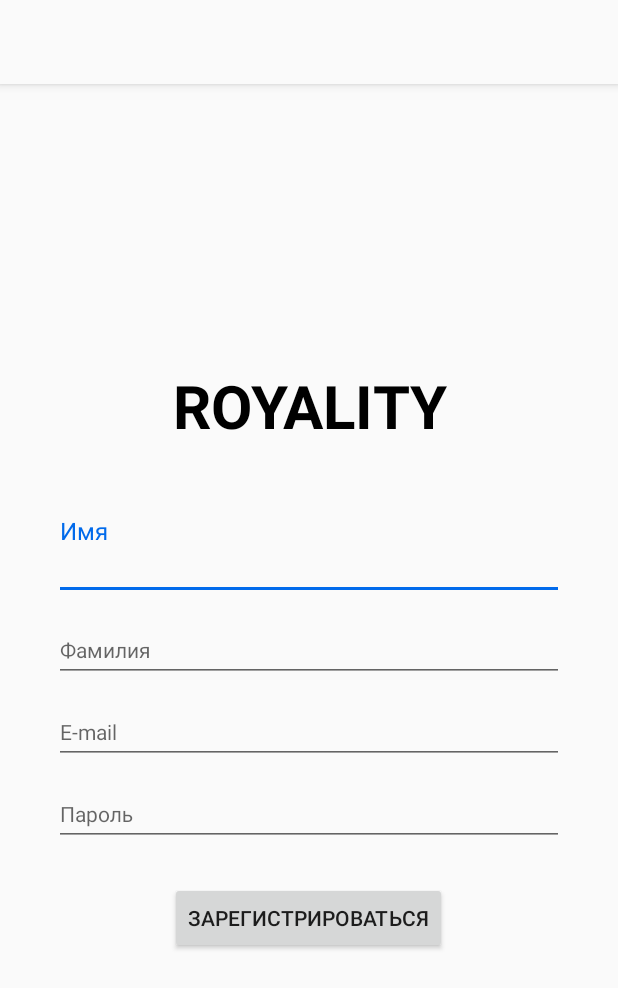
After one commit to kiryanovevg/Royality, an Android app: the layout activity_registration.xml on its own in the app's theme, with its tools: preview values and no code run, on a phone screen of 412 x 824 dp. The commit adds this screen. Shown: the top 988 px of the screen. Run offline under Robolectric (Android 15) with nearby library versions, the phone set to English and light mode, and no system bars.

Commit message:
Registration Behaviour

```diff
--- a/app/src/main/AndroidManifest.xml
+++ b/app/src/main/AndroidManifest.xml
@@ -37,6 +37,10 @@
             android:name=".mvp.LoginScreen.LoginActivity">
         </activity>
 
+        <activity
+            android:name=".mvp.RegistrationScreen.RegistrationActivity">
+        </activity>
+
     </application>
 
 </manifest>
--- a/app/src/main/java/com/kiryanov/royality/Constants.kt
+++ b/app/src/main/java/com/kiryanov/royality/Constants.kt
@@ -1,6 +1,7 @@
 package com.kiryanov.royality
 
 const val REQUEST_LOGIN = 10
+const val REQUEST_REGISTRATION = 11
 
 const val USER_DATA = "user_data"
 const val USER_JSON = "user_json"
--- a/app/src/main/java/com/kiryanov/royality/di/AppComponent.kt
+++ b/app/src/main/java/com/kiryanov/royality/di/AppComponent.kt
@@ -7,6 +7,7 @@ import com.evgeniy.royality.App
 import com.kiryanov.royality.CurrentUser
 import com.kiryanov.royality.mvp.LoginScreen.LoginPresenter
 import com.kiryanov.royality.mvp.MainScreen.MainPresenter
+import com.kiryanov.royality.mvp.RegistrationScreen.RegistrationPresenter
 import dagger.Component
 import javax.inject.Singleton
 
@@ -18,4 +19,5 @@ interface AppComponent {
     fun inject(currentUser: CurrentUser)
     fun inject(mainPresenter: MainPresenter)
     fun inject(loginPresenter: LoginPresenter)
+    fun inject(registrationPresenter: RegistrationPresenter)
 }
--- a/app/src/main/java/com/kiryanov/royality/mvp/LoginScreen/LoginView.kt
+++ b/app/src/main/java/com/kiryanov/royality/mvp/LoginScreen/LoginView.kt
@@ -2,6 +2,7 @@ package com.kiryanov.royality.mvp.LoginScreen
 
 import com.arellomobile.mvp.MvpView
 import com.arellomobile.mvp.viewstate.strategy.AddToEndSingleStrategy
+import com.arellomobile.mvp.viewstate.strategy.OneExecutionStateStrategy
 import com.arellomobile.mvp.viewstate.strategy.SkipStrategy
 import com.arellomobile.mvp.viewstate.strategy.StateStrategyType
 
@@ -9,6 +10,8 @@ import com.arellomobile.mvp.viewstate.strategy.StateStrategyType
 interface LoginView : MvpView {
 
     fun loginSuccessful()
+
+    @StateStrategyType(OneExecutionStateStrategy::class)
     fun showMessage(msg: Int)
 
     @StateStrategyType(AddToEndSingleStrategy::class)
--- /dev/null
+++ b/app/src/main/res/drawable/drawer_item_icon.xml
@@ -0,0 +1,5 @@
+<?xml version="1.0" encoding="utf-8"?>
+<selector xmlns:android="http://schemas.android.com/apk/res/android">
+    <item android:color="@color/colorAccent" android:state_checked="true" />
+    <item android:color="#737373" />
+</selector>
--- /dev/null
+++ b/app/src/main/res/drawable/drawer_item_text.xml
@@ -0,0 +1,5 @@
+<?xml version="1.0" encoding="utf-8"?>
+<selector xmlns:android="http://schemas.android.com/apk/res/android">
+    <item android:color="@color/colorAccent" android:state_checked="true" />
+    <item android:color="#202020" />
+</selector>
--- a/app/src/main/res/layout/activity_main.xml
+++ b/app/src/main/res/layout/activity_main.xml
@@ -19,6 +19,8 @@
         android:layout_height="match_parent"
         android:layout_gravity="start"
         android:fitsSystemWindows="true"
+        app:itemIconTint="@drawable/drawer_item_icon"
+        app:itemTextColor="@drawable/drawer_item_text"
         app:menu="@menu/activity_main_drawer" />
 
 </android.support.v4.widget.DrawerLayout>
--- /dev/null
+++ b/app/src/main/res/layout/activity_registration.xml
@@ -0,0 +1,146 @@
+<?xml version="1.0" encoding="utf-8"?>
+<android.support.design.widget.CoordinatorLayout
+    xmlns:android="http://schemas.android.com/apk/res/android"
+    xmlns:app="http://schemas.android.com/apk/res-auto"
+    android:id="@+id/coordinator_layout"
+    android:layout_width="match_parent"
+    android:layout_height="match_parent">
+
+    <android.support.design.widget.AppBarLayout
+        android:layout_width="match_parent"
+        android:layout_height="wrap_content"
+        android:theme="@style/AppTheme.AppBar">
+
+        <android.support.v7.widget.Toolbar
+            android:id="@+id/toolbar"
+            android:layout_width="match_parent"
+            android:layout_height="?attr/actionBarSize"
+            android:background="?attr/colorPrimary"
+            app:popupTheme="@style/AppTheme.ToolBar" />
+
+    </android.support.design.widget.AppBarLayout>
+
+    <RelativeLayout
+        android:id="@+id/loading"
+        android:layout_width="match_parent"
+        android:layout_height="match_parent"
+        android:visibility="gone"
+        >
+
+        <ProgressBar
+            android:layout_width="wrap_content"
+            android:layout_height="wrap_content"
+            android:layout_centerInParent="true"
+            />
+
+    </RelativeLayout>
+
+    <RelativeLayout
+        android:id="@+id/root"
+        android:layout_width="match_parent"
+        android:layout_height="match_parent"
+        android:gravity="center"
+        app:layout_behavior="@string/appbar_scrolling_view_behavior"
+        >
+
+        <LinearLayout
+            android:layout_width="match_parent"
+            android:layout_height="wrap_content"
+            android:orientation="vertical"
+            android:gravity="center"
+            android:layout_margin="36dp"
+            >
+
+            <TextView
+                android:layout_width="match_parent"
+                android:layout_height="match_parent"
+                android:gravity="bottom|center_horizontal"
+                android:text="ROYALITY"
+                android:textSize="40sp"
+                android:textStyle="bold"
+                android:textColor="#000"
+                android:layout_marginBottom="48dp"
+                />
+
+            <android.support.design.widget.TextInputLayout
+                android:layout_width="match_parent"
+                android:layout_height="wrap_content"
+                app:hintTextAppearance="@style/TextInputLayout"
+                >
+
+                <android.support.design.widget.TextInputEditText
+                    android:id="@+id/et_name"
+                    android:layout_width="match_parent"
+                    android:layout_height="wrap_content"
+                    android:hint="@string/name"
+                    android:maxLines="1"
+                    android:singleLine="true"
+                    android:textColor="@color/black"
+                    android:textSize="14sp" />
+            </android.support.design.widget.TextInputLayout>
+
+            <android.support.design.widget.TextInputLayout
+                android:layout_width="match_parent"
+                android:layout_height="wrap_content"
+                app:hintTextAppearance="@style/TextInputLayout"
+                >
+
+                <android.support.design.widget.TextInputEditText
+                    android:id="@+id/et_surname"
+                    android:layout_width="match_parent"
+                    android:layout_height="wrap_content"
+                    android:hint="@string/surname"
+                    android:maxLines="1"
+                    android:singleLine="true"
+                    android:textColor="@color/black"
+                    android:textSize="14sp" />
+            </android.support.design.widget.TextInputLayout>
+
+            <android.support.design.widget.TextInputLayout
+                android:layout_width="match_parent"
+                android:layout_height="wrap_content"
+                app:hintTextAppearance="@style/TextInputLayout"
+                >
+
+                <android.support.design.widget.TextInputEditText
+                    android:id="@+id/et_email"
+                    android:layout_width="match_parent"
+                    android:layout_height="wrap_content"
+                    android:hint="@string/email"
+                    android:maxLines="1"
+                    android:singleLine="true"
+                    android:textColor="@color/black"
+                    android:textSize="14sp" />
+            </android.support.design.widget.TextInputLayout>
+
+            <android.support.design.widget.TextInputLayout
+                android:layout_width="match_parent"
+                android:layout_height="wrap_content"
+                app:hintTextAppearance="@style/TextInputLayout"
+                >
+
+                <android.support.design.widget.TextInputEditText
+                    android:id="@+id/et_password"
+                    android:layout_width="match_parent"
+                    android:layout_height="wrap_content"
+                    android:hint="@string/password"
+                    android:maxLines="1"
+                    android:singleLine="true"
+                    android:inputType="textPassword"
+                    android:textColor="@color/black"
+                    android:textSize="14sp" />
+            </android.support.design.widget.TextInputLayout>
+
+            <android.support.v7.widget.AppCompatButton
+                android:id="@+id/sign_up"
+                android:layout_width="wrap_content"
+                android:layout_height="wrap_content"
+                android:text="@string/sign_up_2"
+                android:layout_marginTop="24dp"
+                />
+
+        </LinearLayout>
+
+    </RelativeLayout>
+
+</android.support.design.widget.CoordinatorLayout>
--- a/app/src/main/res/values/strings.xml
+++ b/app/src/main/res/values/strings.xml
@@ -24,8 +24,15 @@
     <string name="activity_login_title">Вход</string>
     <string name="login">Логин</string>
     <string name="password">Пароль</string>
-    <string name="sign_up">Зарегистрироваться</string>
+    <string name="sign_up">Регистрация</string>
+    <string name="sign_up_2">Зарегистрироваться</string>
     <string name="login_failed">Неверный логин и/или пароль</string>
     <string name="empty_fields">Заполните все поля</string>
     <string name="nav_header_info">Войдите в свой аккаунт, чтобы пользоваться всеми преимуществами Royality</string>
+    <string name="activity_registration_title">Регистрация</string>
+    <string name="name">Имя</string>
+    <string name="surname">Фамилия</string>
+    <string name="email">E-mail</string>
+    <string name="user_successful_registered">Пользователь успешно зарегистрирован</string>
+    <string name="registration_failed">Произошла ошибка при регистрации</string>
 </resources>
```
Also changed, not shown: app/src/main/java/com/kiryanov/royality/mvp/LoginScreen/LoginActivity.kt (+17 -1 lines), app/src/main/java/com/kiryanov/royality/mvp/RegistrationScreen/RegistrationActivity.kt (added, +58 -0 lines), app/src/main/java/com/kiryanov/royality/mvp/RegistrationScreen/RegistrationPresenter.kt (added, +53 -0 lines), app/src/main/java/com/kiryanov/royality/mvp/RegistrationScreen/RegistrationView.kt (added, +18 -0 lines).
